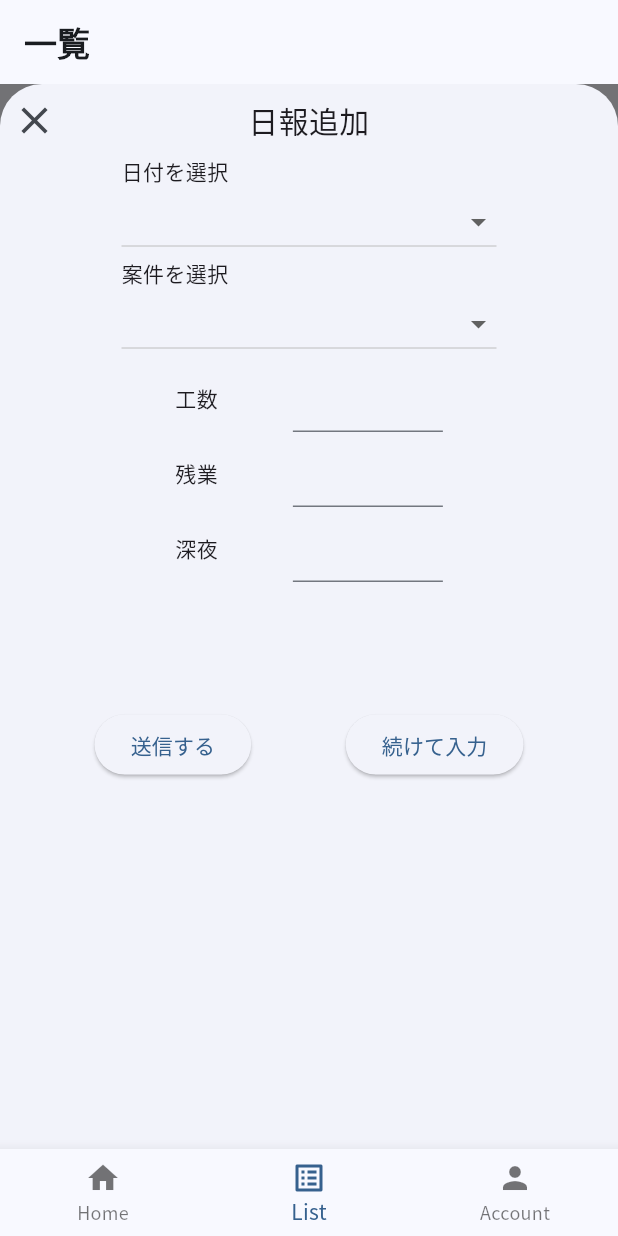
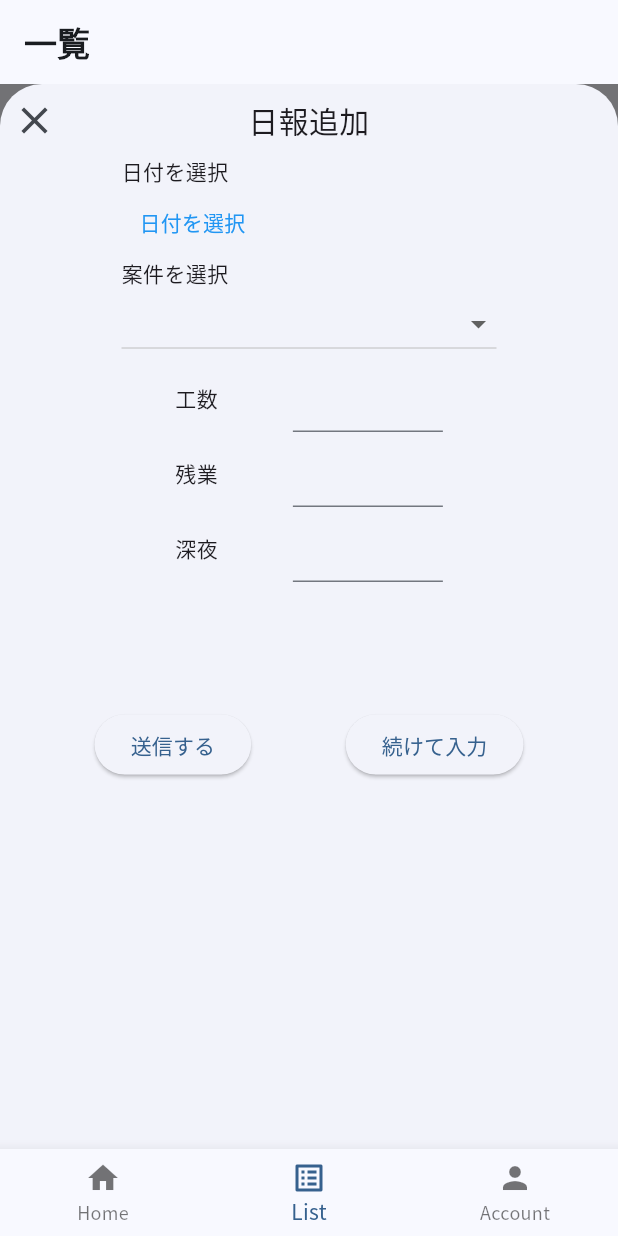
Before and after one commit to arashidani/diary_report_sample, a Flutter app: the TableView screen opened by its route, after a tap on the "add" icon, on a phone screen of 412 x 824 dp. Run offline on Flutter 3.47's test engine with Material 3 defaults, Android fonts, the phone set to English and light mode, and no system bars; our stand-ins replace cloud_firestore, firebase_core, flutter_datetime_picker_plus, flutter_riverpod, freezed_annotation, go_router and 2 more; accounts and stored records are empty.

Commit message:
日付選択機能を追加した

```diff
--- a/lib/features/app/table_view.dart
+++ b/lib/features/app/table_view.dart
@@ -1,4 +1,5 @@
 import 'package:flutter/material.dart';
+import 'package:flutter_datetime_picker_plus/flutter_datetime_picker_plus.dart';
 
 class TableView extends StatefulWidget {
   const TableView({super.key});
@@ -10,6 +11,7 @@ class TableView extends StatefulWidget {
 class _TableViewState extends State<TableView> {
   String dropdownValue = getYearsList(10).first; // 今年を取得
   String initMonth = DateTime.now().month.toString(); // 今月を取得
+  late DateTime _selectedDate;
   final month = <String>[
     '1',
     '2',
@@ -272,29 +274,21 @@ void _showModal(BuildContext context, double _deviceHeight) {
               crossAxisAlignment: CrossAxisAlignment.start,
               children: [
                 Text('日付を選択'),
-                SizedBox(
-                  width: 250,
-                  child: DropdownButton(
-                    isExpanded: true,
-                    //4
-                    items: const [
-                      //5
-                      DropdownMenuItem(
-                        child: Text('aaa'),
-                        value: 'aaa',
-                      ),
-                      DropdownMenuItem(
-                        child: Text('bbb'),
-                        value: 'bbb',
-                      ),
-                      DropdownMenuItem(
-                        child: Text('ccc'),
-                        value: 'ccc',
-                      ),
-                    ],
-                    onChanged: (String? value) {},
-                  ),
-                ),
+                TextButton(
+                    onPressed: () {
+                      DatePicker.showDatePicker(context,
+                          showTitleActions: true,
+                          minTime: DateTime(2010, 1, 1),
+                          maxTime: DateTime(2040, 12, 31), onChanged: (date) {
+                        print('change $date');
+                      }, onConfirm: (date) {
+                        print('confirm $date');
+                      }, currentTime: DateTime.now(), locale: LocaleType.jp);
+                    },
+                    child: Text(
+                      '日付を選択',
+                      style: TextStyle(color: Colors.blue),
+                    )),
                 Text('案件を選択'),
                 SizedBox(
                   width: 250,
--- a/pubspec.yaml
+++ b/pubspec.yaml
@@ -23,6 +23,7 @@ dependencies:
   persistent_bottom_nav_bar_v2: ^4.2.8
   pie_chart: ^5.4.0
   google_fonts: 6.1.0
+  flutter_datetime_picker_plus: ^2.1.0
 
 dev_dependencies:
   flutter_test:
```
